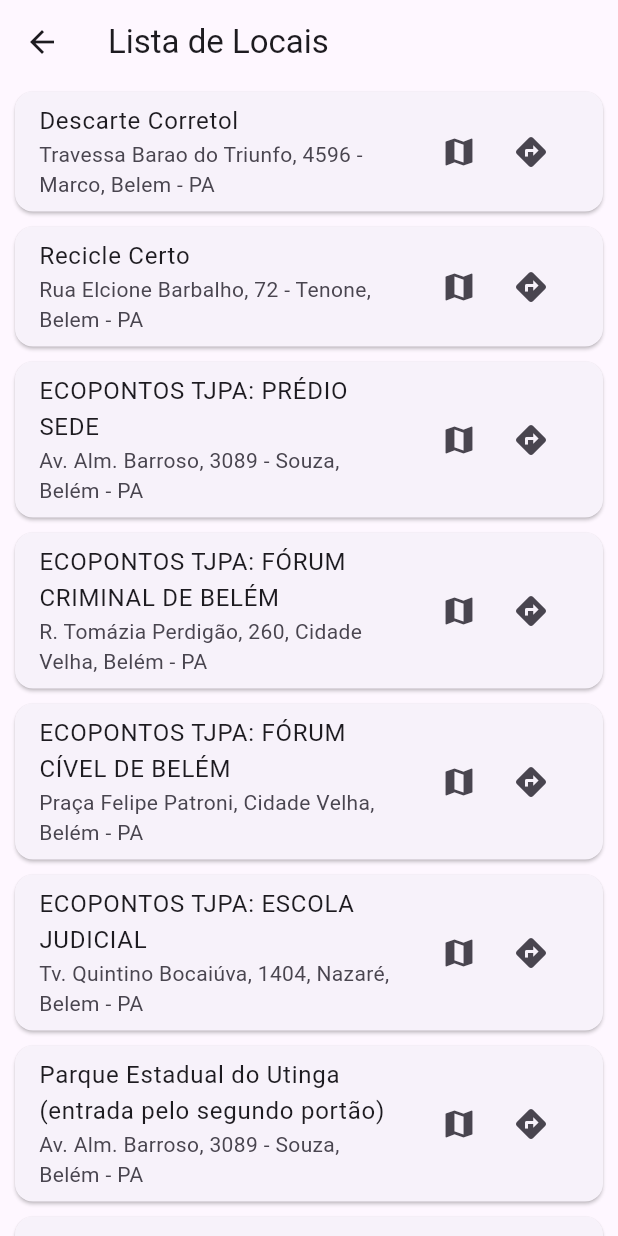
After one commit to ddr3FR/lixo-ele, a Flutter app: the LocaisScreen screen opened directly, on a phone screen of 412 x 824 dp. The commit adds this screen. Run offline on Flutter 3.47's test engine with Material 3 defaults, Android fonts, the phone set to English and light mode, and no system bars; our stand-ins replace carousel_slider, flutter_map, geolocator, latlong2.

Commit message:
segundo commit

```diff
--- /dev/null
+++ b/lib/models/local.dart
@@ -0,0 +1,13 @@
+class Local {
+  final String nome;
+  final String endereco;
+  final double latitude;
+  final double longitude;
+
+  Local({
+    required this.nome,
+    required this.endereco,
+    required this.latitude,
+    required this.longitude,
+  });
+}
--- /dev/null
+++ b/lib/screens/locais_screen.dart
@@ -0,0 +1,130 @@
+import 'package:flutter/material.dart';
+import 'package:url_launcher/url_launcher.dart';
+import 'map_screen.dart';
+import '../models/local.dart';
+
+class LocaisScreen extends StatelessWidget {
+  final List<Local> locais = [
+    Local(
+      nome: "Descarte Corretol",
+      endereco: "Travessa Barao do Triunfo, 4596 - Marco, Belem - PA",
+      latitude: -1.4400903028980505,
+      longitude: -48.451293400000004,
+    ),
+    Local(
+      nome: "Recicle Certo",
+      endereco: "Rua Elcione Barbalho, 72 - Tenone, Belem - PA",
+      latitude: -1.3118074932793526,
+      longitude: -48.44842308465784,
+    ),
+    Local(
+      nome: "ECOPONTOS TJPA: PRÉDIO SEDE",
+      endereco: "Av. Alm. Barroso, 3089 - Souza, Belém - PA",
+      latitude: -1.4253102137518157,
+      longitude: -48.452029261450605,
+    ),
+    Local(
+      nome: "ECOPONTOS TJPA: FÓRUM CRIMINAL DE BELÉM ",
+      endereco: "R. Tomázia Perdigão, 260, Cidade Velha, Belém - PA",
+      latitude: -1.4570075922324193,
+      longitude: -48.502991205603976,
+    ),
+    Local(
+      nome: "ECOPONTOS TJPA: FÓRUM CÍVEL DE BELÉM  ",
+      endereco: "Praça Felipe Patroni, Cidade Velha, Belém - PA ",
+      latitude: -1.4560758388804826,
+      longitude: -48.50191083261499,
+    ),
+    Local(
+      nome: "ECOPONTOS TJPA: ESCOLA JUDICIAL",
+      endereco: "Tv. Quintino Bocaiúva, 1404, Nazaré, Belem - PA",
+      latitude: -1.4515266906748172,
+      longitude: -48.48711651912153,
+    ),
+    Local(
+      nome: "Parque Estadual do Utinga (entrada pelo segundo portão) ",
+      endereco: "Av. Alm. Barroso, 3089 - Souza, Belém - PA",
+      latitude: -1.4252600585824693,
+      longitude: -48.443197003309116,
+    ),
+    Local(
+      nome: "Ecoponto Porto Futuro ",
+      endereco: "R. Belém, S/N - Reduto, Belém - PA",
+      latitude: -1.443370716567982,
+      longitude: -48.495131342638125,
+    ),
+    Local(
+      nome: "Ecoponto Usipaz Cabanagem",
+      endereco: "Endereço: Av. Damasco, 37 - Cabanagem, Belém - PA",
+      latitude: -1.3671862997967654,
+      longitude: -48.431358303131475,
+    ),
+    Local(
+      nome: "Ecoponto Usipaz Icuí, Ananindeua  ",
+      endereco: "Estr. Icuí-Guajará - Icuí-Guajará, Ananindeua - PA",
+      latitude: -1.341653352975213,
+      longitude: -48.406867288858656,
+    ),
+  ];
+
+  Future<void> _abrirNoGoogleMaps(String nome, String endereco) async {
+    final query = Uri.encodeComponent("$nome, $endereco");
+    final geoUri = Uri.parse("geo:0,0?q=$query");
+
+    if (await canLaunchUrl(geoUri)) {
+      await launchUrl(geoUri, mode: LaunchMode.externalApplication);
+    } else {
+      final webUri = Uri.parse("https://www.google.com/maps/search/?api=1&query=$query");
+      if (await canLaunchUrl(webUri)) {
+        await launchUrl(webUri, mode: LaunchMode.externalApplication);
+      } else {
+        print("Não foi possível abrir o Google Maps.");
+      }
+    }
+  }
+
+  @override
+  Widget build(BuildContext context) {
+    return Scaffold(
+      appBar: AppBar(title: const Text("Lista de Locais")),
+      body: ListView.builder(
+        itemCount: locais.length,
+        itemBuilder: (context, index) {
+          final local = locais[index];
+          return Card(
+            margin: const EdgeInsets.symmetric(horizontal: 10, vertical: 5),
+            child: ListTile(
+              title: Text(local.nome),
+              subtitle: Text(local.endereco),
+              trailing: Row(
+                mainAxisSize: MainAxisSize.min,
+                children: [
+                  IconButton(
+                    icon: const Icon(Icons.map),
+                    tooltip: "Abrir no app",
+                    onPressed: () {
+                      Navigator.push(
+                        context,
+                        MaterialPageRoute(
+                          builder: (context) => MapPage(local: local),
+                        ),
+                      );
+                    },
+                  ),
+
+                  IconButton(
+                    icon: const Icon(Icons.directions),
+                    tooltip: "Abrir no Google Maps",
+                    onPressed: () {
+                      _abrirNoGoogleMaps(local.nome, local.endereco);
+                    },
+                  ),
+                ],
+              ),
+            ),
+          );
+        },
+      ),
+    );
+  }
+}
--- a/pubspec.yaml
+++ b/pubspec.yaml
@@ -33,11 +33,13 @@ dependencies:
   flutter_map: ^6.0.0
   latlong2: ^0.9.0
   http: 1.3.0
-
+  url_launcher: ^6.1.12
 
   # The following adds the Cupertino Icons font to your application.
   # Use with the CupertinoIcons class for iOS style icons.
   cupertino_icons: ^1.0.8
+  carousel_slider: ^5.0.0
+  geolocator: ^13.0.4
 
 dev_dependencies:
   flutter_test:
```
Also changed, not shown: lib/screens/home_screen.dart (+90 -30 lines), lib/screens/map_screen.dart (+86 -27 lines), lib/screens/projeto_screen.dart (added, +61 -0 lines), lib/screens/center_help_screen.dart (added), pubspec.lock, 7 other files.
